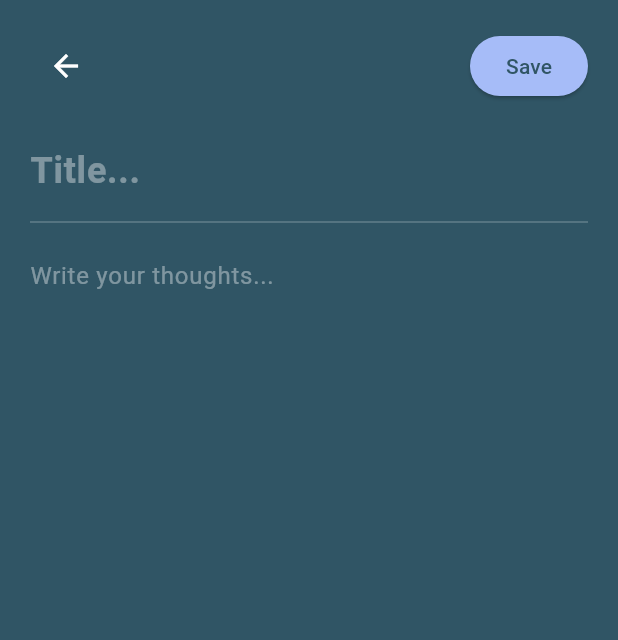
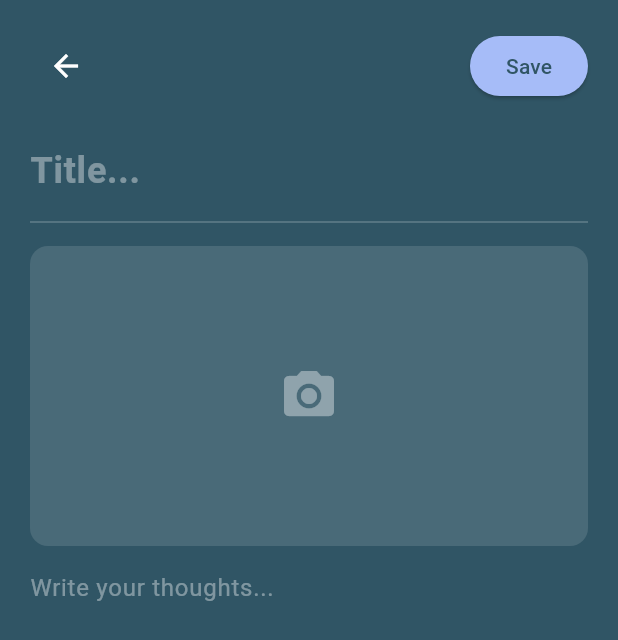
Before and after one commit to Haddaji-Maroia/daybloom, a Flutter app: the AddEntryScreen screen opened directly, on a phone screen of 412 x 824 dp. Shown: the top 640 px of the screen. Run offline on Flutter 3.47's test engine with Material 3 defaults, Android fonts, the phone set to English and light mode, and no system bars; our stand-ins replace cloud_firestore, firebase_auth, firebase_core, flutter_local_notifications, freezed_annotation, image_picker and 1 more; missing offline and left inert: firestore_odm; accounts and stored records are empty; generated files the repository leaves out were written again.

Commit message:
feat: add camera for entries, notification service with daily reminder toggle

```diff
--- a/Code/daybloom/lib/screens/entry/add_entry_screen.dart
+++ b/Code/daybloom/lib/screens/entry/add_entry_screen.dart
@@ -1,60 +1,50 @@
-import 'package:daybloom/screens/entry/widgets/entry_form_header.dart';
+import 'dart:io';
 import 'package:flutter/material.dart';
 import 'package:cloud_firestore/cloud_firestore.dart';
 import 'package:firebase_auth/firebase_auth.dart';
+import 'package:image_picker/image_picker.dart';
 import 'package:dto/dto.dart';
 import '../../constants/colors.dart';
 import '../../constants/fonts.dart';
 import '../../constants/size.dart';
+import 'widgets/entry_form_header.dart';
 
 class AddEntryScreen extends StatefulWidget {
-  final JournalEntry? entry;
-
-  const AddEntryScreen({super.key, this.entry});
+  const AddEntryScreen({super.key});
 
   @override
   State<AddEntryScreen> createState() => _AddEntryScreenState();
 }
 
 class _AddEntryScreenState extends State<AddEntryScreen> {
-  late final TextEditingController _titleController;
-  late final TextEditingController _contentController;
+  final _titleController = TextEditingController();
+  final _contentController = TextEditingController();
   bool _isSaving = false;
+  XFile? _pickedImage;
 
-  @override
-  void initState() {
-    super.initState();
-    _titleController = TextEditingController(text: widget.entry?.title ?? '');
-    _contentController = TextEditingController(text: widget.entry?.content ?? '');
+  Future<void> _pickImage() async {
+    final picker = ImagePicker();
+    final image = await picker.pickImage(source: ImageSource.gallery);
+    if (image != null) {
+      setState(() => _pickedImage = image);
+    }
   }
 
   Future<void> _saveEntry() async {
     setState(() => _isSaving = true);
-
     final db = FirestoreODM(appSchema, firestore: FirebaseFirestore.instance);
     final user = FirebaseAuth.instance.currentUser!;
 
-    if (widget.entry == null) {
     await db.users(user.uid).entries.insert(
       JournalEntry(
         id: FirestoreODM.autoGeneratedId,
         title: _titleController.text,
         content: _contentController.text,
         userId: user.uid,
+        photoUrl: _pickedImage?.path,
         createdAt: DateTime.now(),
       ),
     );
-    } else {
-      await db.users(user.uid).entries(widget.entry!.id).update(
-        JournalEntry(
-          id: widget.entry!.id,
-          title: _titleController.text,
-          content: _contentController.text,
-          userId: user.uid,
-          createdAt: widget.entry!.createdAt,
-        ),
-      );
-    }
 
     setState(() => _isSaving = false);
     if (mounted) Navigator.pop(context);
@@ -72,7 +62,7 @@ class _AddEntryScreenState extends State<AddEntryScreen> {
             children: [
               EntryFormHeader(
                 isSaving: _isSaving,
-                isEditing: widget.entry != null,
+                isEditing: false,
                 onSave: _saveEntry,
               ),
               const SizedBox(height: spacingLarge),
@@ -90,6 +80,39 @@ class _AddEntryScreenState extends State<AddEntryScreen> {
                 ),
               ),
               const Divider(color: Colors.white24),
+              const SizedBox(height: spacingSmall),
+              GestureDetector(
+                onTap: _pickImage,
+                child: Container(
+                  width: double.infinity,
+                  height: photoHeight,
+                  decoration: BoxDecoration(
+                    color: Colors.white12,
+                    borderRadius: BorderRadius.circular(borderRadius),
+                  ),
+                  child: _pickedImage == null
+                      ? const Icon(
+                    Icons.camera_alt,
+                    color: Colors.white38,
+                    size: 40,
+                  )
+                      : ClipRRect(
+                    borderRadius: BorderRadius.circular(borderRadius),
+                    child: Image.file(
+                      File(_pickedImage!.path),
+                      fit: BoxFit.cover,
+                    ),
+                  ),
+                ),
+              ),
+              if (_pickedImage != null)
+                TextButton(
+                  onPressed: () => setState(() => _pickedImage = null),
+                  child: const Text(
+                    'Remove photo',
+                    style: TextStyle(color: Colors.redAccent),
+                  ),
+                ),
               const SizedBox(height: spacingSmall),
               Expanded(
                 child: TextField(
--- a/Code/daybloom/lib/screens/entry/widgets/entry_app_bar.dart
+++ b/Code/daybloom/lib/screens/entry/widgets/entry_app_bar.dart
@@ -1,7 +1,7 @@
 import 'package:daybloom/constants/size.dart';
 import 'package:flutter/material.dart';
 import 'package:dto/dto.dart';
-import '../add_entry_screen.dart';
+import '../edit_entry_screen.dart';
 
 class EntryAppBar extends StatelessWidget {
   final JournalEntry entry;
@@ -32,7 +32,7 @@ class EntryAppBar extends StatelessWidget {
                   Navigator.push(
                     context,
                     MaterialPageRoute(
-                      builder: (context) => AddEntryScreen(entry: entry),
+                      builder: (context) => EditEntryScreen(entry: entry),
                     ),
                   );
                 },
--- a/Code/daybloom/pubspec.yaml
+++ b/Code/daybloom/pubspec.yaml
@@ -45,6 +45,7 @@ dependencies:
   firebase_core: ^3.6.0
   firebase_auth: ^5.3.0
   cloud_firestore: ^5.4.0
+  firebase_storage: ^12.3.0
 
   # Features
   image_picker: ^1.1.2
```
Also changed, not shown: Code/daybloom/lib/screens/entry/edit_entry_screen.dart (+58 -13 lines), Code/daybloom/lib/screens/entry/entry_detail_screen.dart (+0 -14 lines), Code/daybloom/lib/screens/entry/widgets/entry_content.dart (+13 -0 lines), Code/daybloom/lib/screens/profile/widgets/notification_toggle.dart (+13 -0 lines), Code/daybloom/lib/services/notification_service.dart (added, +54 -0 lines), Code/daybloom/pubspec.lock. Lines whose indentation alone changed are shown as unchanged.
